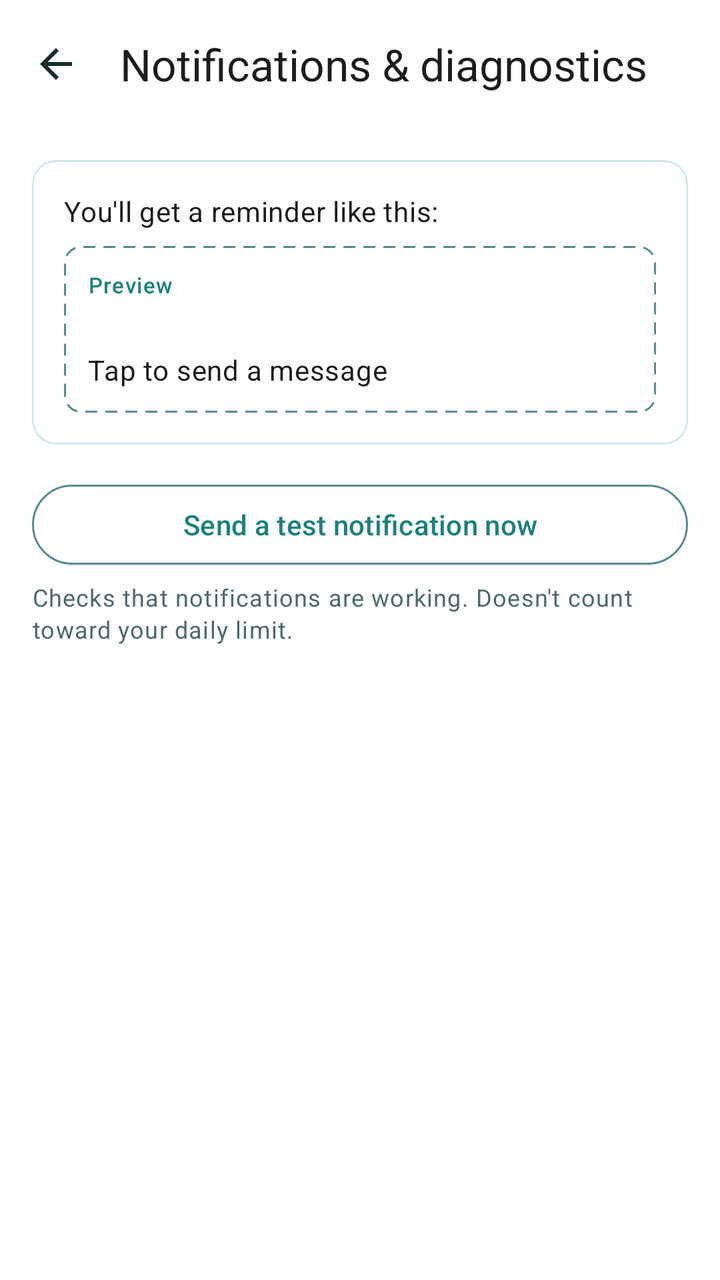
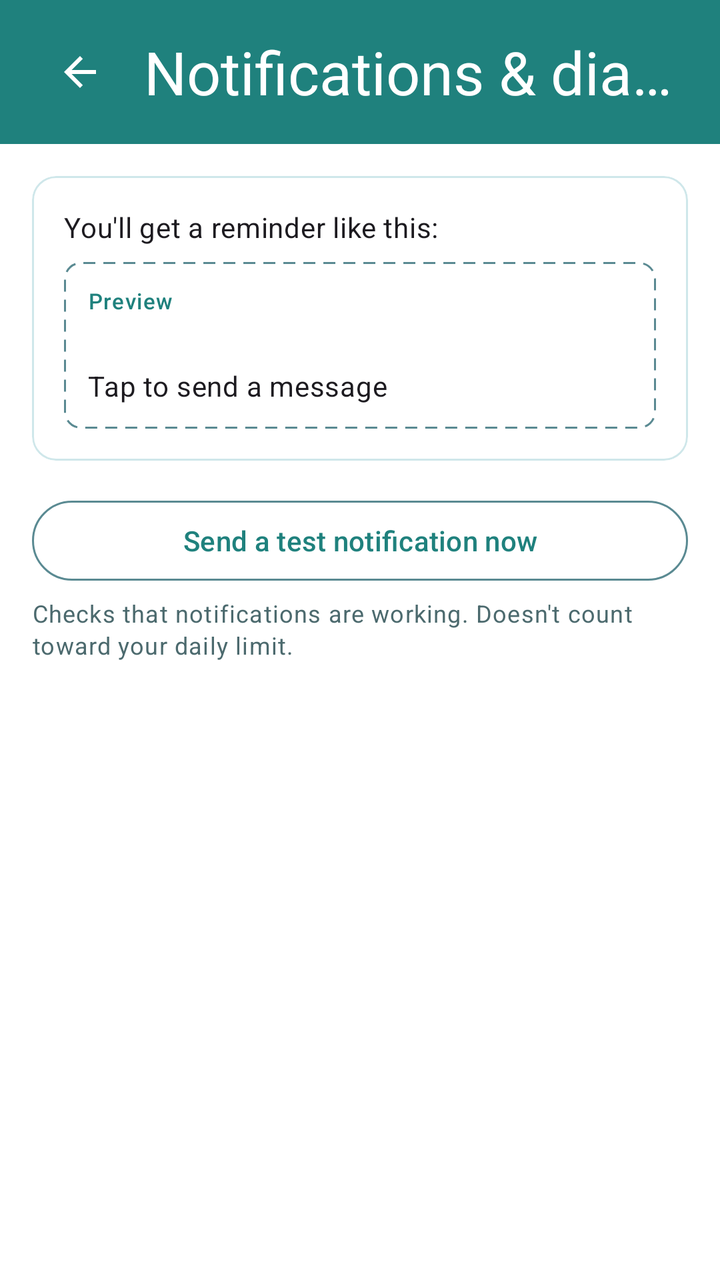

An Android layout rendered at two revisions. The XML below is the earlier revision; the diff shows what the commit changed to produce the second picture.
<!-- AndroidManifest.xml: application theme Theme.FriendMinder -->
<!-- res/layout/fragment_legacy_diagnostics.xml -->
<?xml version="1.0" encoding="utf-8"?>
<LinearLayout xmlns:android="http://schemas.android.com/apk/res/android"
    xmlns:app="http://schemas.android.com/apk/res-auto"
    android:layout_width="match_parent"
    android:layout_height="match_parent"
    android:orientation="vertical">

    <com.google.android.material.appbar.MaterialToolbar
        android:id="@+id/toolbar"
        android:layout_width="match_parent"
        android:layout_height="?attr/actionBarSize"
        app:title="@string/title_notifications_diagnostics"
        app:navigationIcon="@drawable/ic_arrow_back" />

    <ScrollView
        android:layout_width="match_parent"
        android:layout_height="0dp"
        android:layout_weight="1">

        <LinearLayout
            android:layout_width="match_parent"
            android:layout_height="wrap_content"
            android:orientation="vertical"
            android:paddingBottom="16dp">

            
            <TextView
                android:id="@+id/missingContactsBanner"
                android:layout_width="match_parent"
                android:layout_height="wrap_content"
                android:background="?attr/colorErrorContainer"
                android:textColor="?attr/colorOnErrorContainer"
                android:padding="12dp"
                android:visibility="gone" />

            <TextView
                android:id="@+id/notificationsDisabledBanner"
                android:layout_width="match_parent"
                android:layout_height="wrap_content"
                android:background="?attr/colorErrorContainer"
                android:textColor="?attr/colorOnErrorContainer"
                android:padding="12dp"
                android:visibility="gone"
                android:text="@string/banner_notifications_disabled" />

            
            <LinearLayout
                android:id="@+id/emptyStateGroup"
                android:layout_width="match_parent"
                android:layout_height="wrap_content"
                android:orientation="vertical"
                android:gravity="center"
                android:padding="24dp"
                android:visibility="gone">

                <TextView
                    android:layout_width="wrap_content"
                    android:layout_height="wrap_content"
                    android:text="@string/label_empty_friend_list"
                    android:textAppearance="?attr/textAppearanceBodyLarge"
                    android:layout_marginBottom="16dp" />

                <Button
                    android:id="@+id/addFriendsButton"
                    style="@style/Widget.Material3.Button"
                    android:layout_width="wrap_content"
                    android:layout_height="wrap_content"
                    android:text="@string/action_add_friends" />
            </LinearLayout>

            
            <LinearLayout
                android:id="@+id/previewGroup"
                android:layout_width="match_parent"
                android:layout_height="wrap_content"
                android:orientation="vertical"
                android:paddingStart="16dp"
                android:paddingEnd="16dp"
                android:paddingTop="16dp">

                <com.google.android.material.card.MaterialCardView
                    style="@style/Widget.Material3.CardView.Outlined"
                    android:layout_width="match_parent"
                    android:layout_height="wrap_content">

                    <LinearLayout
                        android:layout_width="match_parent"
                        android:layout_height="wrap_content"
                        android:orientation="vertical"
                        android:padding="16dp">

                        <TextView
                            android:layout_width="match_parent"
                            android:layout_height="wrap_content"
                            android:text="@string/label_preview_header"
                            android:textAppearance="?attr/textAppearanceBodyMedium"
                            android:layout_marginBottom="8dp" />

                        <LinearLayout
                            android:layout_width="match_parent"
                            android:layout_height="wrap_content"
                            android:orientation="vertical"
                            android:background="@drawable/bg_notification_preview"
                            android:padding="12dp">

                            <TextView
                                android:layout_width="wrap_content"
                                android:layout_height="wrap_content"
                                android:text="@string/label_preview_chip"
                                android:textAppearance="?attr/textAppearanceLabelSmall"
                                android:textColor="?attr/colorPrimary" />

                            <TextView
                                android:id="@+id/previewContactName"
                                android:layout_width="match_parent"
                                android:layout_height="wrap_content"
                                android:layout_marginTop="4dp"
                                android:textAppearance="?attr/textAppearanceTitleMedium" />

                            <TextView
                                android:layout_width="match_parent"
                                android:layout_height="wrap_content"
                                android:text="@string/notif_body"
                                android:textAppearance="?attr/textAppearanceBodyMedium" />
                        </LinearLayout>
                    </LinearLayout>
                </com.google.android.material.card.MaterialCardView>

                <Button
                    android:id="@+id/testNotificationButton"
                    style="@style/Widget.Material3.Button.OutlinedButton"
                    android:layout_width="match_parent"
                    android:layout_height="48dp"
                    android:layout_marginTop="16dp"
                    android:text="@string/action_test_notification" />

                
                <TextView
                    android:id="@+id/testNotificationCaption"
                    android:layout_width="match_parent"
                    android:layout_height="wrap_content"
                    android:layout_marginTop="4dp"
                    android:text="@string/caption_test_notification"
                    android:textColor="?attr/colorOnSurfaceVariant"
                    android:textAppearance="?attr/textAppearanceBodySmall" />
            </LinearLayout>

        </LinearLayout>
    </ScrollView>
</LinearLayout>
<!-- resources referenced by this layout -->
<resources>
  <!-- drawable bg_notification_preview (drawable) -->
  <shape xmlns:android="http://schemas.android.com/apk/res/android" android:shape="rectangle">
      <corners android:radius="8dp" />
      <solid android:color="@android:color/transparent" />
      <stroke
          android:width="1dp"
          android:color="?attr/colorOutline"
          android:dashWidth="6dp"
          android:dashGap="4dp" />
  </shape>
  <!-- drawable ic_arrow_back (drawable) -->
  <vector xmlns:android="http://schemas.android.com/apk/res/android"
      android:width="24dp"
      android:height="24dp"
      android:viewportWidth="24"
      android:viewportHeight="24"
      android:tint="?attr/colorOnSurface">
      <path
          android:fillColor="@android:color/white"
          android:pathData="M20,11H7.83l5.59,-5.59L12,4l-8,8 8,8 1.41,-1.41L7.83,13H20v-2z" />
  </vector>
  <string name="action_add_friends">Add Friends</string>
  <string name="action_test_notification">Send a test notification now</string>
  <string name="banner_notifications_disabled">Notifications are disabled.</string>
  <string name="caption_test_notification">Checks that notifications are working. Doesn\'t count toward your daily limit.</string>
  <string name="label_empty_friend_list">Add friends to get started</string>
  <string name="label_preview_chip">Preview</string>
  <string name="label_preview_header">You\'ll get a reminder like this:</string>
  <string name="notif_body">Tap to send a message</string>
  <string name="title_notifications_diagnostics">Notifications &amp; diagnostics</string>
  <style name="Theme.FriendMinder" parent="Theme.Material3.Light.NoActionBar">
          <item name="colorPrimary">@color/fm_primary</item>
          <item name="colorOnPrimary">@color/fm_on_primary</item>
          <item name="colorPrimaryContainer">@color/fm_primary_container</item>
          <item name="colorOnPrimaryContainer">@color/fm_on_primary_container</item>
  
          <item name="colorSecondary">@color/fm_secondary</item>
          <item name="colorOnSecondary">@color/fm_on_secondary</item>
          <item name="colorSecondaryContainer">@color/fm_secondary_container</item>
          <item name="colorOnSecondaryContainer">@color/fm_on_secondary_container</item>
  
          <item name="colorSurface">@color/fm_surface</item>
          <item name="colorOnSurface">@color/fm_ink</item>
          <item name="colorSurfaceVariant">@color/fm_surface_variant</item>
          <item name="colorOnSurfaceVariant">@color/fm_ink_dim</item>
  
          <item name="colorOutline">@color/fm_outline</item>
          <item name="colorOutlineVariant">@color/fm_divider</item>
  
          <item name="colorError">@color/fm_error</item>
          <item name="colorErrorContainer">@color/fm_error_container</item>
          <item name="colorOnErrorContainer">@color/fm_on_error_container</item>
  
          
          <item name="android:windowBackground">@color/fm_surface</item>
      </style>
  <color name="fm_primary">#1F817D</color>
  <color name="fm_on_primary">#FFFFFF</color>
  <color name="fm_primary_container">#B0E8E6</color>
  <color name="fm_on_primary_container">#195556</color>
  <color name="fm_secondary">#5ABBEB</color>
  <color name="fm_on_secondary">#0A2E31</color>
  <color name="fm_secondary_container">#D6EBF8</color>
  <color name="fm_on_secondary_container">#0A2E31</color>
  <color name="fm_surface">#FFFFFF</color>
  <color name="fm_ink">#1B2E30</color>
  <color name="fm_surface_variant">#D3E9F4</color>
  <color name="fm_ink_dim">#4C6A6E</color>
  <color name="fm_outline">#5A8A92</color>
  <color name="fm_divider">#CFE7EA</color>
  <color name="fm_error">#B3261E</color>
  <color name="fm_error_container">#F9DEDC</color>
  <color name="fm_on_error_container">#410E0B</color>
</resources>

<!-- the commit's change to res/layout/fragment_legacy_diagnostics.xml (unified diff, before → after) -->
@@ -5,12 +5,49 @@
     android:layout_height="match_parent"
     android:orientation="vertical">
 
-    <com.google.android.material.appbar.MaterialToolbar
-        android:id="@+id/toolbar"
+    
+    <LinearLayout
+        android:id="@+id/headerContainer"
         android:layout_width="match_parent"
-        android:layout_height="?attr/actionBarSize"
-        app:title="@string/title_notifications_diagnostics"
-        app:navigationIcon="@drawable/ic_arrow_back" />
+        android:layout_height="wrap_content"
+        android:orientation="vertical"
+        android:background="@color/fm_header">
+
+        <View
+            android:id="@+id/statusBarSpacer"
+            android:layout_width="match_parent"
+            android:layout_height="0dp" />
+
+        <FrameLayout
+            android:layout_width="match_parent"
+            android:layout_height="@dimen/fm_home_header_height">
+
+            <ImageButton
+                android:id="@+id/backButton"
+                android:layout_width="48dp"
+                android:layout_height="48dp"
+                android:layout_gravity="start|center_vertical"
+                android:layout_marginStart="16dp"
+                android:padding="12dp"
+                android:background="?attr/selectableItemBackgroundBorderless"
+                android:src="@drawable/ic_arrow_back"
+                app:tint="@color/fm_on_primary"
+                android:contentDescription="@string/content_desc_back" />
+
+            <TextView
+                android:id="@+id/headerTitle"
+                android:layout_width="wrap_content"
+                android:layout_height="wrap_content"
+                android:layout_gravity="start|center_vertical"
+                android:layout_marginStart="72dp"
+                android:layout_marginEnd="@dimen/fm_space_6"
+                android:text="@string/title_notifications_diagnostics"
+                android:textColor="@color/fm_on_primary"
+                android:textSize="@dimen/fm_header_title_size"
+                android:maxLines="1"
+                android:ellipsize="end" />
+        </FrameLayout>
+    </LinearLayout>
 
     <ScrollView
         android:layout_width="match_parent"
<!-- resource entries referenced after the edit -->
@@ -1,5 +1,6 @@
 <!-- resources referenced by this layout -->
 <resources>
+  <color name="fm_header">#1F817D</color>
   <!-- drawable bg_notification_preview (drawable) -->
   <shape xmlns:android="http://schemas.android.com/apk/res/android" android:shape="rectangle">
       <corners android:radius="8dp" />
@@ -25,6 +26,7 @@
   <string name="action_test_notification">Send a test notification now</string>
   <string name="banner_notifications_disabled">Notifications are disabled.</string>
   <string name="caption_test_notification">Checks that notifications are working. Doesn\'t count toward your daily limit.</string>
+  <string name="content_desc_back">Back</string>
   <string name="label_empty_friend_list">Add friends to get started</string>
   <string name="label_preview_chip">Preview</string>
   <string name="label_preview_header">You\'ll get a reminder like this:</string>
@@ -58,6 +60,9 @@
       </style>
   <color name="fm_primary">#1F817D</color>
   <color name="fm_on_primary">#FFFFFF</color>
+  <dimen name="fm_header_title_size">30sp</dimen>
+  <dimen name="fm_home_header_height">72dp</dimen>
+  <dimen name="fm_space_6">24dp</dimen>
   <color name="fm_primary_container">#B0E8E6</color>
   <color name="fm_on_primary_container">#195556</color>
   <color name="fm_secondary">#5ABBEB</color>
